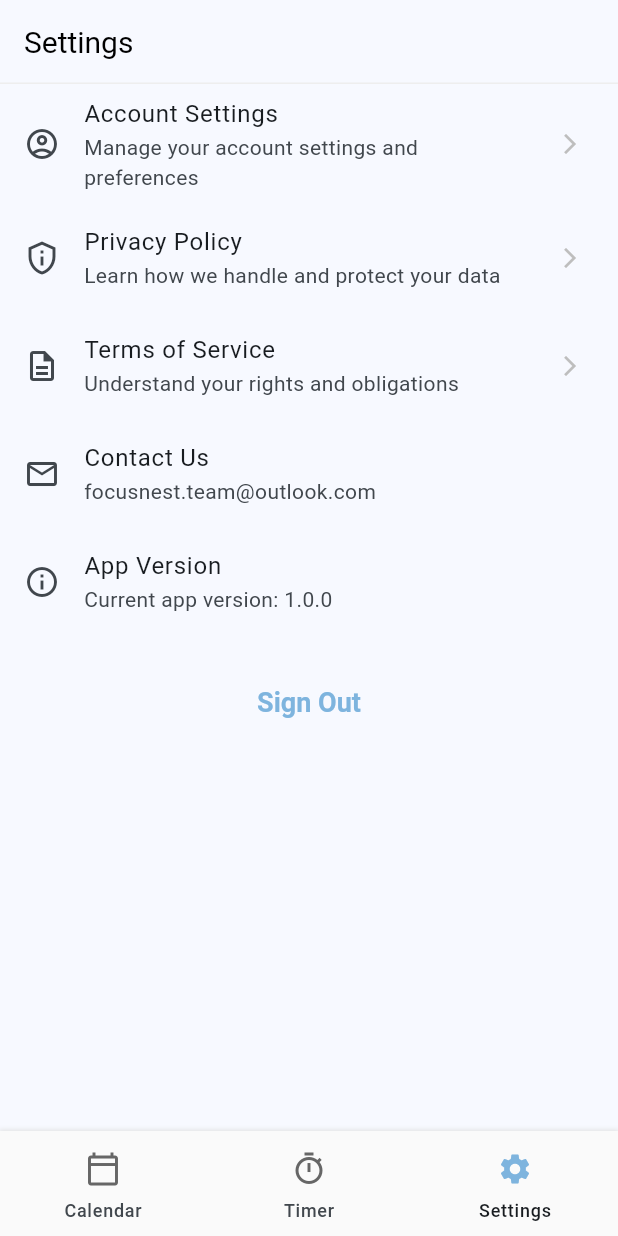
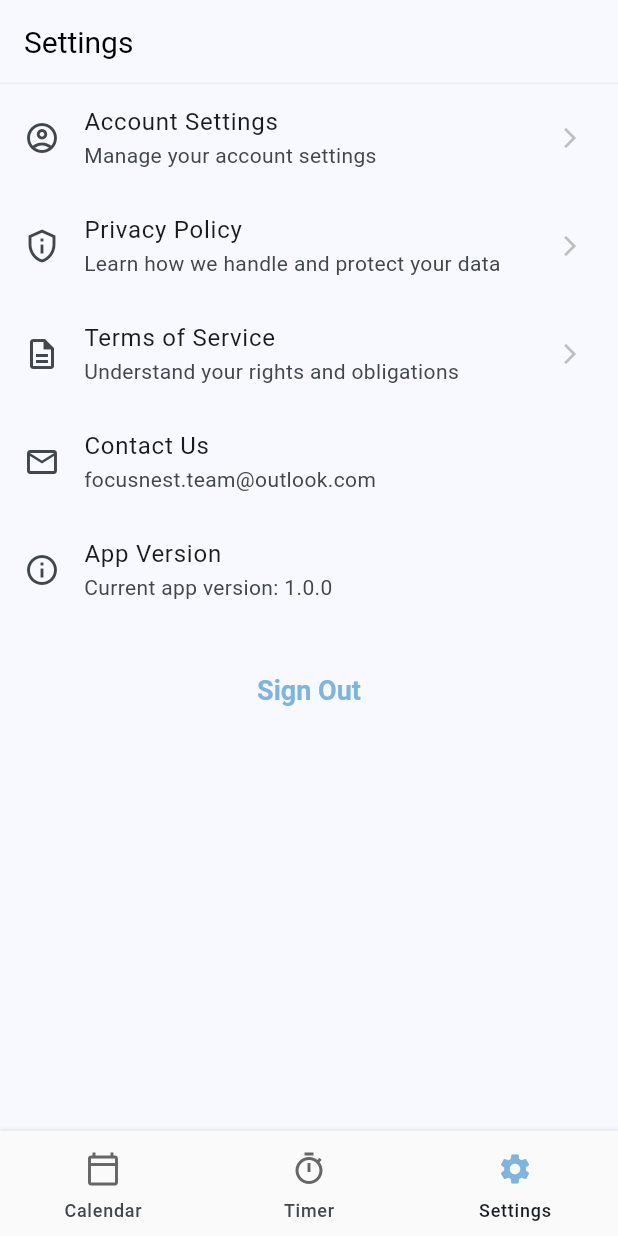
Before and after one commit to nur-hidayati/focusnest, a Flutter app: the screen it shows once a user with an empty profile is signed in, item 3 of the bottom bar chosen, on a phone screen of 412 x 824 dp. Run offline on Flutter 3.47's test engine with Material 3 defaults, Android fonts, the phone set to English and light mode, and no system bars; our stand-ins replace awesome_notifications, cloud_firestore, drift, firebase_auth, firebase_core, flutter_native_splash and 10 more; missing offline and left inert: sqlite3; accounts and stored records are empty; generated files the repository leaves out were written again.

Commit message:
minor update

```diff
--- a/lib/src/features/settings/presentation/settings_screen.dart
+++ b/lib/src/features/settings/presentation/settings_screen.dart
@@ -104,7 +104,7 @@ class _SettingsScreenState extends ConsumerState<SettingsScreen> {
                 children: [
                   SettingTile(
                     title: 'Account Settings',
-                    subtitle: 'Manage your account settings and preferences',
+                    subtitle: 'Manage your account settings',
                     icon: Icons.account_circle_outlined,
                     action: () => _handleNavigateToUserSettings(
                       userId: userId,
--- a/lib/src/features/settings/presentation/verify_delete_account_screen.dart
+++ b/lib/src/features/settings/presentation/verify_delete_account_screen.dart
@@ -39,6 +39,7 @@ class _VerifyDeleteAccountState extends ConsumerState<VerifyDeleteAccount> {
   }
 
   void _handleVerifyDeleteAccount() async {
+    FocusManager.instance.primaryFocus?.unfocus();
     final currentPasswordValid =
         await ref.read(authRepositoryProvider).validateCurrentPassword(
               widget.userEmail,
```
